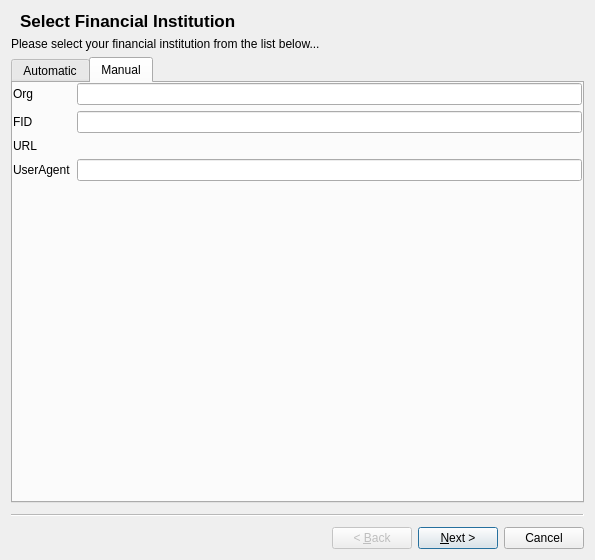
Qt form kmymoney/plugins/ofx/import/dialogs/konlinebankingsetupwizard.ui (KDE/kmymoney) before a commit.
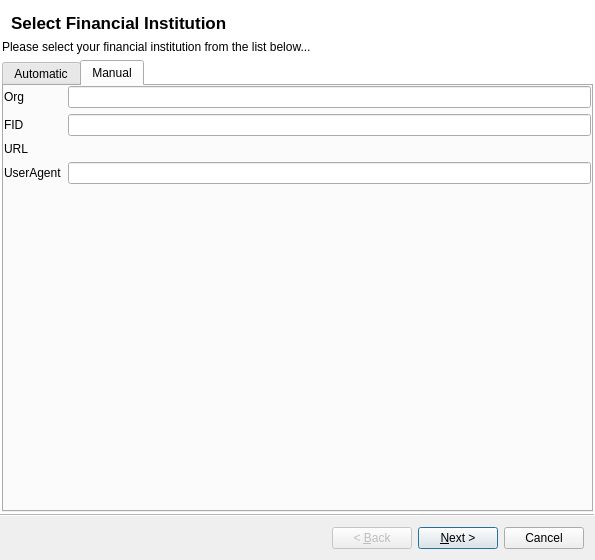
The same form after that commit. Custom widgets are drawn as their Qt base class.

Commit message: Use unique style for wizards

```diff
--- a/kmymoney/plugins/ofx/import/dialogs/konlinebankingsetupwizard.ui
+++ b/kmymoney/plugins/ofx/import/dialogs/konlinebankingsetupwizard.ui
@@ -13,6 +13,9 @@
   <property name="windowTitle">
    <string>Online Banking Account Setup</string>
   </property>
+  <property name="wizardStyle">
+   <enum>QWizard::ModernStyle</enum>
+  </property>
   <widget class="QWizardPage" name="FIPage">
    <property name="title">
     <string>Select Financial Institution</string>
```
The commit also changes 3 other files.
